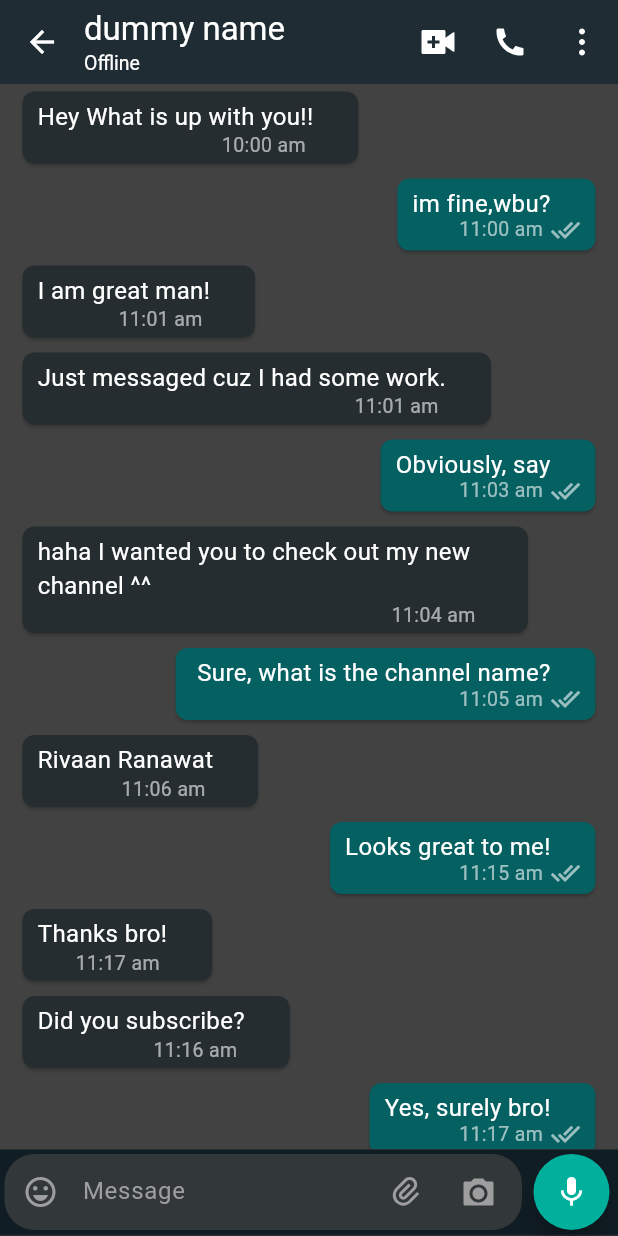
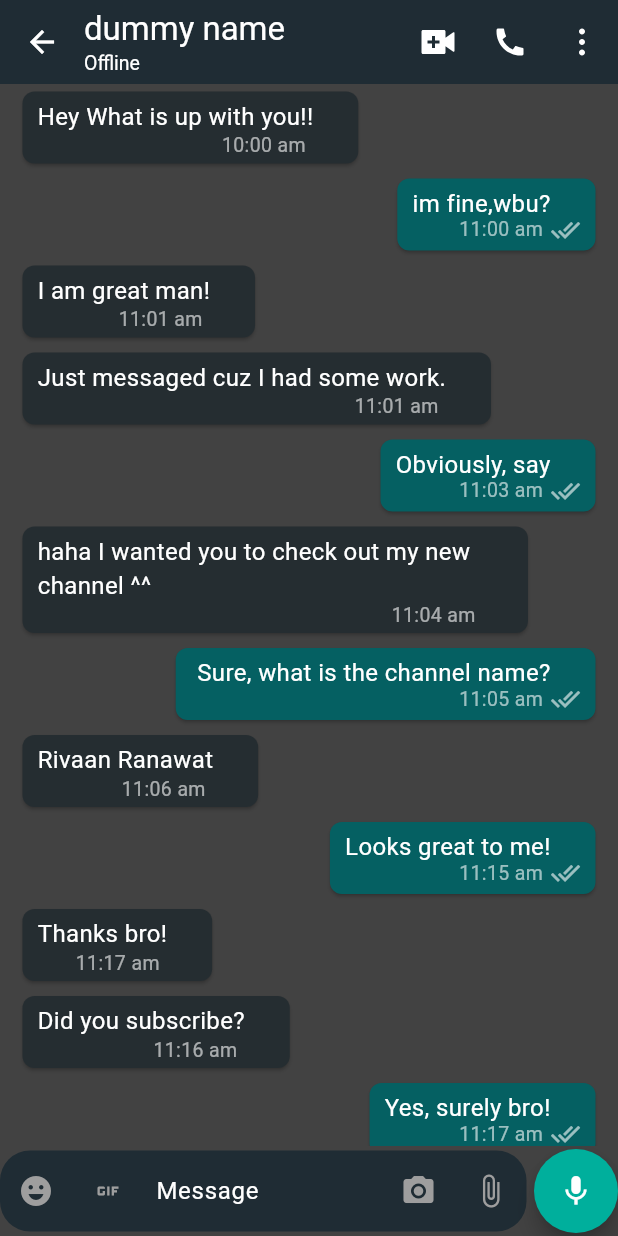
Before and after one commit to dhirajmishra98/Chatify, a Flutter app: the MobileChatScreen screen opened directly, on a phone screen of 412 x 824 dp. Run offline on Flutter 3.47's test engine with Material 2 defaults, Android fonts, the phone set to English and light mode, and no system bars; our stand-ins replace cloud_firestore, country_picker, firebase_auth, firebase_core, firebase_storage, flutter_contacts and 3 more; accounts and stored records are empty.

Commit message:
message model design

```diff
--- /dev/null
+++ b/lib/features/chat/screens/mobile_chat_screen.dart
@@ -0,0 +1,75 @@
+import 'package:flutter/material.dart';
+import 'package:flutter_riverpod/flutter_riverpod.dart';
+import 'package:remixicon/remixicon.dart';
+import 'package:whatsapp_clone/constants/colors.dart';
+import 'package:whatsapp_clone/features/auth/controller/auth_controller.dart';
+import 'package:whatsapp_clone/models/user_model.dart';
+import 'package:whatsapp_clone/widgets/chat_list.dart';
+
+import '../widgets/bottom_chat_field.dart';
+
+class MobileChatScreen extends ConsumerWidget {
+  static const String routeName = 'mobile-chat-screen';
+
+  final String name;
+  final String uid;
+  const MobileChatScreen({super.key, required this.name, required this.uid});
+
+  @override
+  Widget build(BuildContext context, WidgetRef ref) {
+    return Scaffold(
+      appBar: AppBar(
+        backgroundColor: appBarColor,
+        title: StreamBuilder<UserModel>(
+          stream: ref.read(authControllerProvider).userDataById(uid),
+          builder: (context, snapshot) {
+            if (snapshot.connectionState == ConnectionState.waiting) {
+              return Text(name);
+            }
+            return Column(
+              crossAxisAlignment: CrossAxisAlignment.start,
+              children: [
+                Text(name),
+                Text(
+                  snapshot.data!.isOnline ? 'Online' : 'Offline',
+                  style: const TextStyle(
+                    fontSize: 13,
+                    fontWeight: FontWeight.normal,
+                  ),
+                )
+              ],
+            );
+          },
+        ),
+        titleSpacing: 0,
+        centerTitle: false,
+        actions: [
+          IconButton(
+            onPressed: () {},
+            icon: const Icon(Remix.video_add_fill),
+          ),
+          IconButton(
+            onPressed: () {},
+            icon: const Icon(Remix.phone_fill),
+          ),
+          IconButton(
+            onPressed: () {},
+            icon: const Icon(Remix.more_2_fill),
+          ),
+        ],
+      ),
+      body: const Column(
+        children: [
+          Expanded(
+            child: ChatList(),
+          ),
+          SizedBox(
+            height: 60,
+            width: double.infinity,
+            child: BottomChatField(),
+          ),
+        ],
+      ),
+    );
+  }
+}
--- /dev/null
+++ b/lib/features/chat/widgets/bottom_chat_field.dart
@@ -0,0 +1,112 @@
+import 'package:flutter/material.dart';
+
+import '../../../constants/colors.dart';
+
+class BottomChatField extends StatefulWidget {
+  const BottomChatField({
+    super.key,
+  });
+
+  @override
+  State<BottomChatField> createState() => _BottomChatFieldState();
+}
+
+class _BottomChatFieldState extends State<BottomChatField> {
+  bool showSendIcon = false;
+  TextEditingController messageController = TextEditingController();
+
+  @override
+  Widget build(BuildContext context) {
+    return Row(
+      children: [
+        Expanded(
+          child: Padding(
+            padding: const EdgeInsets.only(top: 3.0, bottom: 3.0),
+            child: TextFormField(
+              controller: messageController,
+              expands: true,
+              maxLines: null,
+              onChanged: (val) {
+                if (val.isNotEmpty) {
+                  setState(() {
+                    showSendIcon = true;
+                  });
+                } else {
+                  setState(() {
+                    showSendIcon = false;
+                  });
+                }
+              },
+              decoration: InputDecoration(
+                filled: true,
+                fillColor: mobileChatBoxColor,
+                prefixIcon: SizedBox(
+                  width: 100,
+                  child: Row(
+                    mainAxisAlignment: MainAxisAlignment.start,
+                    children: [
+                      IconButton(
+                        onPressed: () {},
+                        icon: const Icon(
+                          Icons.emoji_emotions,
+                          color: Colors.grey,
+                        ),
+                      ),
+                      IconButton(
+                        onPressed: () {},
+                        icon: const Icon(
+                          Icons.gif,
+                          color: Colors.grey,
+                        ),
+                      ),
+                    ],
+                  ),
+                ),
+                suffixIcon: SizedBox(
+                  width: 100,
+                  child: Row(
+                    mainAxisAlignment: MainAxisAlignment.end,
+                    children: [
+                      IconButton(
+                        onPressed: () {},
+                        icon: const Icon(
+                          Icons.camera_alt,
+                          color: Colors.grey,
+                        ),
+                      ),
+                      IconButton(
+                        onPressed: () {},
+                        icon: const Icon(
+                          Icons.attach_file,
+                          color: Colors.grey,
+                        ),
+                      ),
+                    ],
+                  ),
+                ),
+                hintText: 'Message',
+                border: OutlineInputBorder(
+                  borderRadius: BorderRadius.circular(20.0),
+                  borderSide: const BorderSide(
+                    width: 0,
+                    style: BorderStyle.none,
+                  ),
+                ),
+                contentPadding: const EdgeInsets.all(5),
+              ),
+            ),
+          ),
+        ),
+        const SizedBox(
+          width: 5,
+        ),
+        FloatingActionButton(
+          backgroundColor: tabColor,
+          onPressed: () {},
+          shape: const CircleBorder(),
+          child: Icon(showSendIcon ? Icons.send : Icons.mic),
+        )
+      ],
+    );
+  }
+}
--- a/lib/features/contacts/repository/select_contacts_repository.dart
+++ b/lib/features/contacts/repository/select_contacts_repository.dart
@@ -6,7 +6,7 @@ import 'package:flutter_contacts/flutter_contacts.dart';
 import 'package:flutter_riverpod/flutter_riverpod.dart';
 import 'package:whatsapp_clone/common/utils/utils.dart';
 import 'package:whatsapp_clone/models/user_model.dart';
-import 'package:whatsapp_clone/screens/mobile_chat_screen.dart';
+import 'package:whatsapp_clone/features/chat/screens/mobile_chat_screen.dart';
 
 final selectContactsRepositoryProvider = Provider(
   (ref) => SelectContactsRepository(
--- a/lib/router.dart
+++ b/lib/router.dart
@@ -4,7 +4,7 @@ import 'package:whatsapp_clone/features/auth/screens/login_screen.dart';
 import 'package:whatsapp_clone/features/auth/screens/otp_screen.dart';
 import 'package:whatsapp_clone/features/auth/screens/user_information_screen.dart';
 import 'package:whatsapp_clone/features/contacts/screens/select_contacts_screen.dart';
-import 'package:whatsapp_clone/screens/mobile_chat_screen.dart';
+import 'package:whatsapp_clone/features/chat/screens/mobile_chat_screen.dart';
 
 Route<dynamic> generateRoute(RouteSettings settings) {
   switch (settings.name) {
--- a/lib/screens/mobile_chat_screen.dart
+++ /dev/null
@@ -1,155 +0,0 @@
-import 'package:flutter/material.dart';
-import 'package:flutter_riverpod/flutter_riverpod.dart';
-import 'package:remixicon/remixicon.dart';
-import 'package:whatsapp_clone/constants/colors.dart';
-import 'package:whatsapp_clone/features/auth/controller/auth_controller.dart';
-import 'package:whatsapp_clone/models/user_model.dart';
-import 'package:whatsapp_clone/widgets/chat_list.dart';
-
-class MobileChatScreen extends ConsumerWidget {
-  static const String routeName = 'mobile-chat-screen';
-
-  final String name;
-  final String uid;
-  const MobileChatScreen({super.key, required this.name, required this.uid});
-
-  @override
-  Widget build(BuildContext context, WidgetRef ref) {
-    return Scaffold(
-      appBar: AppBar(
-        backgroundColor: appBarColor,
-        title: StreamBuilder<UserModel>(
-          stream: ref.read(authControllerProvider).userDataById(uid),
-          builder: (context, snapshot) {
-            if (snapshot.connectionState == ConnectionState.waiting) {
-              return Text(name);
-            }
-            return Column(
-              crossAxisAlignment: CrossAxisAlignment.start,
-              children: [
-                Text(name),
-                Text(
-                  snapshot.data!.isOnline ? 'Online' : 'Offline',
-                  style: const TextStyle(
-                    fontSize: 13,
-                    fontWeight: FontWeight.normal,
-                  ),
-                )
-              ],
-            );
-          },
-        ),
-        titleSpacing: 0,
-        centerTitle: false,
-        actions: [
-          IconButton(
-            onPressed: () {},
-            icon: const Icon(Remix.video_add_fill),
-          ),
-          IconButton(
-            onPressed: () {},
-            icon: const Icon(Remix.phone_fill),
-          ),
-          IconButton(
-            onPressed: () {},
-            icon: const Icon(Remix.more_2_fill),
-          ),
-        ],
-      ),
-      body: const Column(
-        children: [
-          Expanded(
-            child: ChatList(),
-          ),
-          TypeBox(),
-        ],
-      ),
-    );
-  }
-}
-
-class TypeBox extends StatelessWidget {
-  const TypeBox({
-    super.key,
-  });
-
-  @override
-  Widget build(BuildContext context) {
-    return Container(
-      height: MediaQuery.of(context).size.height * 0.07,
-      padding: const EdgeInsets.all(3),
-      decoration: const BoxDecoration(
-        border: Border(
-          bottom: BorderSide(color: dividerColor),
-        ),
-        color: backgroundColor,
-      ),
-      child: Row(
-        children: [
-          Expanded(
-            child: TextFormField(
-              keyboardType: TextInputType.multiline,
-              expands: true,
-              maxLines: null,
-              decoration: InputDecoration(
-                prefixIcon: IconButton(
-                  onPressed: () {},
-                  icon: const Icon(
-                    Icons.emoji_emotions_outlined,
-                    color: Colors.grey,
-                  ),
-                ),
-                suffixIcon: Padding(
-                  padding: const EdgeInsets.all(5),
-                  child: Row(
-                    // mainAxisAlignment: MainAxisAlignment.end,
-                    mainAxisSize: MainAxisSize.min,
-                    children: [
-                      IconButton(
-                        onPressed: () {},
-                        icon: const Icon(
-                          Remix.attachment_2,
-                          color: Colors.grey,
-                        ),
-                      ),
-                      IconButton(
-                        onPressed: () {},
-                        icon: const Icon(
-                          Remix.camera_fill,
-                          color: Colors.grey,
-                        ),
-                      ),
-                    ],
-                  ),
-                ),
-                filled: true,
-                fillColor: searchBarColor,
-                hintText: 'Message',
-                hintStyle: const TextStyle(
-                  color: Colors.grey,
-                ),
-                border: OutlineInputBorder(
-                  borderRadius: BorderRadius.circular(20.0),
-                  borderSide: const BorderSide(
-                    width: 0,
-                    style: BorderStyle.none,
-                  ),
-                ),
-                contentPadding: const EdgeInsets.only(left: 20),
-              ),
-            ),
-          ),
-          const SizedBox(
-            width: 5,
-          ),
-          FloatingActionButton(
-            backgroundColor: tabColor,
-            onPressed: () {},
-            shape: const CircleBorder(),
-            child: const Icon(Icons.mic),
-          )
-        ],
-      ),
-    );
-  }
-}
--- a/lib/screens/mobile_screen_layout.dart
+++ b/lib/screens/mobile_screen_layout.dart
@@ -87,7 +87,7 @@ class MobileScreenLayout extends StatelessWidget {
             children: [
               CustomTabView(
                 widgets: const [
-                  CustomSliver(childCount: 1, child: Text('Teamp'))
+                  CustomSliver(childCount: 1, child: Text('Team'))
                 ],
               ),
               CustomTabView(
--- a/lib/widgets/contacts_list.dart
+++ b/lib/widgets/contacts_list.dart
@@ -1,6 +1,6 @@
 import 'package:flutter/material.dart';
 import 'package:whatsapp_clone/constants/info.dart';
-import 'package:whatsapp_clone/screens/mobile_chat_screen.dart';
+import 'package:whatsapp_clone/features/chat/screens/mobile_chat_screen.dart';
 
 class MobContactsList extends StatelessWidget {
   const MobContactsList({super.key});
--- a/pubspec.yaml
+++ b/pubspec.yaml
@@ -44,6 +44,7 @@ dependencies:
   flutter_riverpod: ^2.3.6
   image_picker: ^1.0.2
   flutter_contacts: ^1.1.7+1
+  uuid: ^3.0.7
 
 dev_dependencies:
   flutter_test:
```
Also changed, not shown: lib/common/enums/message_enums.dart (added, +29 -0 lines), lib/features/chat/repository/chat_repository.dart (added, +139 -0 lines), lib/models/chat_model.dart (added, +34 -0 lines), lib/models/message_model.dart (added, +46 -0 lines), pubspec.lock.
